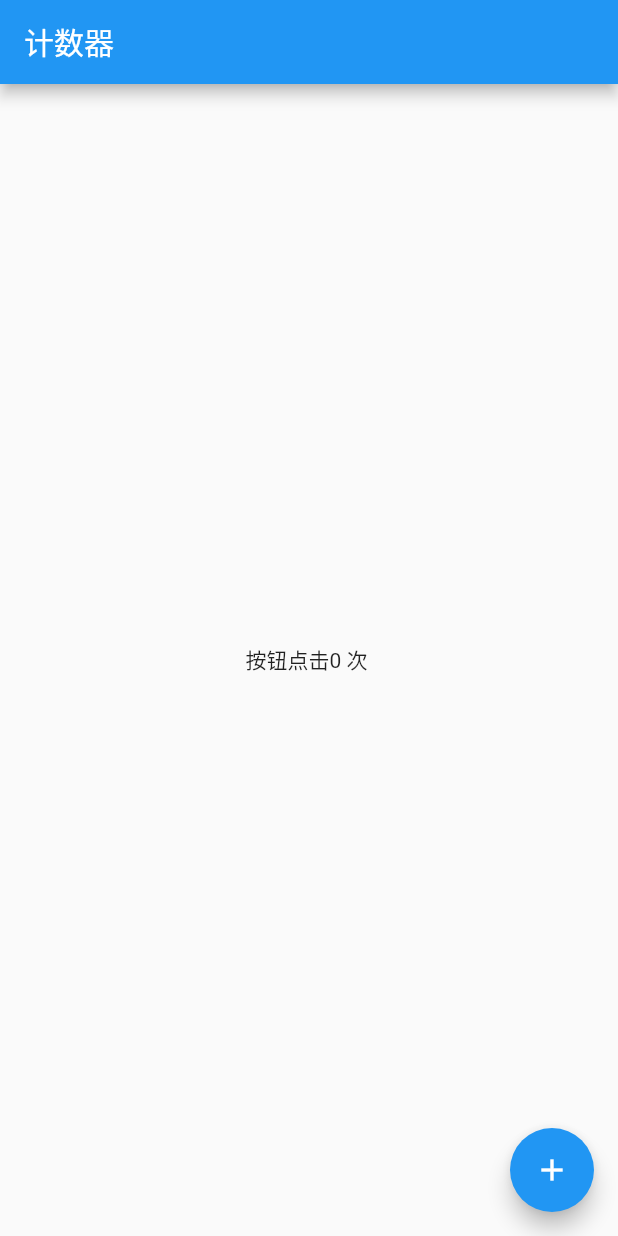
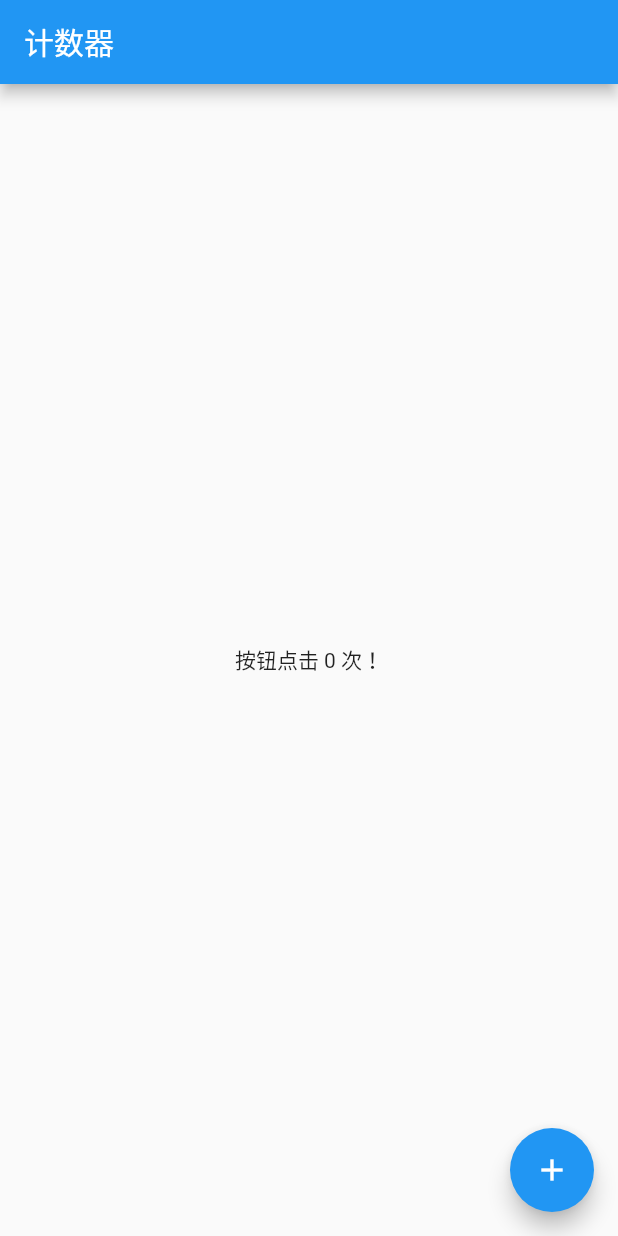
Before and after one commit to Rawcloud/flutter_app_learn, a Flutter app: the Counter screen opened directly, on a phone screen of 412 x 824 dp. Run offline on Flutter 3.47's test engine with Material 2 defaults, Android fonts, the phone set to English and light mode, and no system bars.

Commit message:
将counter，才分为组件模式：CounterDisplay.dart和CounterIncrementor.dart

```diff
--- /dev/null
+++ b/lib/components/CounterDisplay.dart
@@ -0,0 +1,14 @@
+import 'package:flutter/material.dart';
+
+class CounterDisplay extends StatelessWidget {
+
+  CounterDisplay(this.count);
+
+  final int count;
+  @override
+  Widget build(BuildContext context) {
+    return new Center(
+      child: new Text('按钮点击 $count 次！'),
+    );
+  }
+}
--- /dev/null
+++ b/lib/components/CounterIncrementor.dart
@@ -0,0 +1,16 @@
+import 'package:flutter/material.dart';
+
+class CounterIncrementor extends StatelessWidget {
+
+  CounterIncrementor(this.onPressed);
+
+  final VoidCallback onPressed;
+  @override
+  Widget build(BuildContext context) {
+    return new FloatingActionButton(
+        onPressed: onPressed,
+        tooltip: '增加',
+        child: new Icon(Icons.add),
+    );
+  }
+}
--- a/lib/views/counter.dart
+++ b/lib/views/counter.dart
@@ -1,5 +1,6 @@
 import 'package:flutter/material.dart';
-
+import '../components/CounterDisplay.dart';
+import '../components/CounterIncrementor.dart';
 class Counter extends StatefulWidget {
   @override
   State<StatefulWidget> createState() {
@@ -22,13 +23,15 @@ class CounterState extends State<Counter> {
       appBar: new AppBar(
         title: new Text('计数器'),
       ),
-      body: new Center(
-        child: new Text('按钮点击$_count 次 ${ _count == 0 ? '': ''}'),
-      ),
-      floatingActionButton: new FloatingActionButton(onPressed: _increment,
-        tooltip: '新增',
-        child: new Icon(Icons.add),
-      ),
+//      body: new Center(
+//        child: new Text('按钮点击$_count 次 ${ _count == 0 ? '': ''}'),
+//      ),
+      body: new CounterDisplay(_count),
+//      floatingActionButton: new FloatingActionButton(onPressed: _increment,
+//        tooltip: '新增',
+//        child: new Icon(Icons.add),
+//      ),
+      floatingActionButton: new CounterIncrementor(_increment),
     );
   }
 }
```
